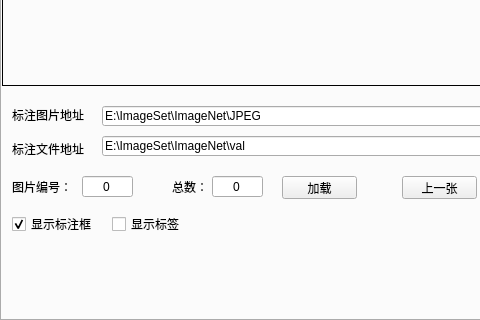
Qt form dialog.ui (weinaike/showImage) before a commit; both pictures show x 0 to 480 and y 480 to 800 of the 970 by 800 pixel window.
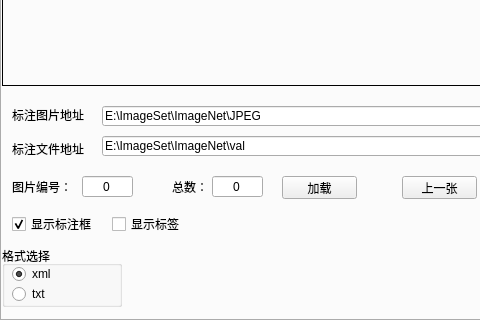
The same form after that commit.

Commit message: add "txt" file in tab 3

Diff of the .ui file:
```diff
--- a/dialog.ui
+++ b/dialog.ui
@@ -956,6 +956,54 @@
       <set>Qt::AlignCenter</set>
      </property>
     </widget>
+    <widget class="QGroupBox" name="groupBox">
+     <property name="geometry">
+      <rect>
+       <x>0</x>
+       <y>700</y>
+       <width>120</width>
+       <height>61</height>
+      </rect>
+     </property>
+     <property name="title">
+      <string>格式选择</string>
+     </property>
+     <widget class="QRadioButton" name="radioButton_xml">
+      <property name="geometry">
+       <rect>
+        <x>10</x>
+        <y>20</y>
+        <width>89</width>
+        <height>16</height>
+       </rect>
+      </property>
+      <property name="text">
+       <string>xml</string>
+      </property>
+      <property name="checked">
+       <bool>true</bool>
+      </property>
+      <attribute name="buttonGroup">
+       <string notr="true">buttonGroup</string>
+      </attribute>
+     </widget>
+     <widget class="QRadioButton" name="radioButton_txt">
+      <property name="geometry">
+       <rect>
+        <x>10</x>
+        <y>40</y>
+        <width>89</width>
+        <height>16</height>
+       </rect>
+      </property>
+      <property name="text">
+       <string>txt</string>
+      </property>
+      <attribute name="buttonGroup">
+       <string notr="true">buttonGroup</string>
+      </attribute>
+     </widget>
+    </widget>
    </widget>
   </widget>
  </widget>
```
Left out of the diff: 3 changed lines with no effect on the pictures. The commit also changes 1 other file.
